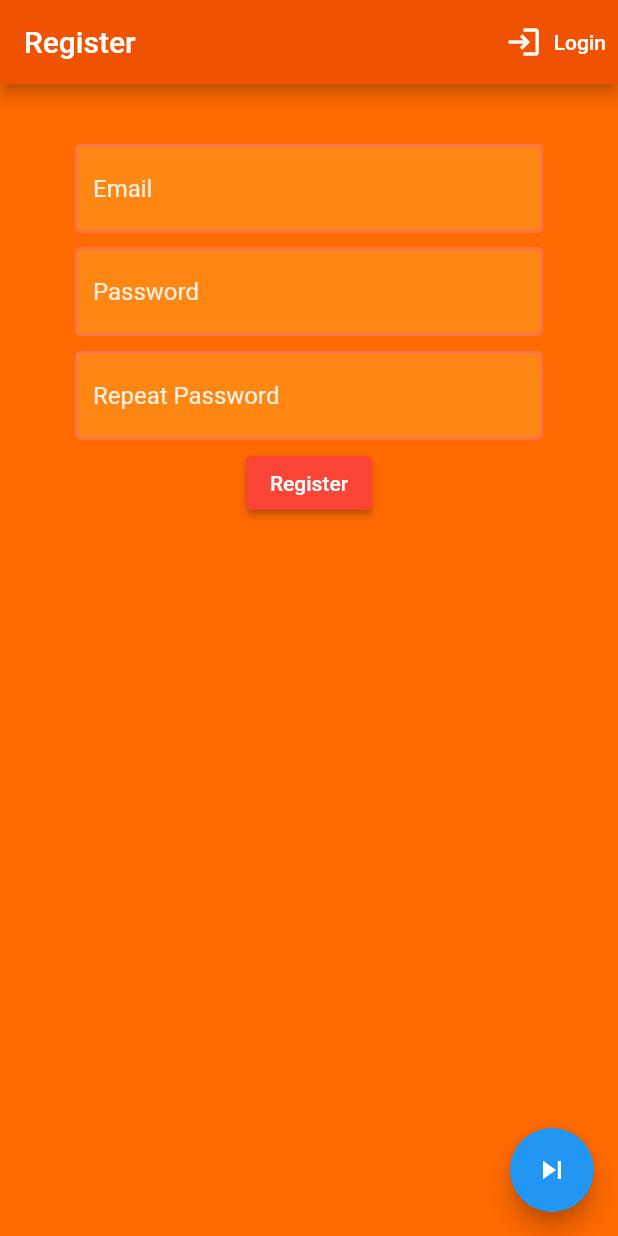
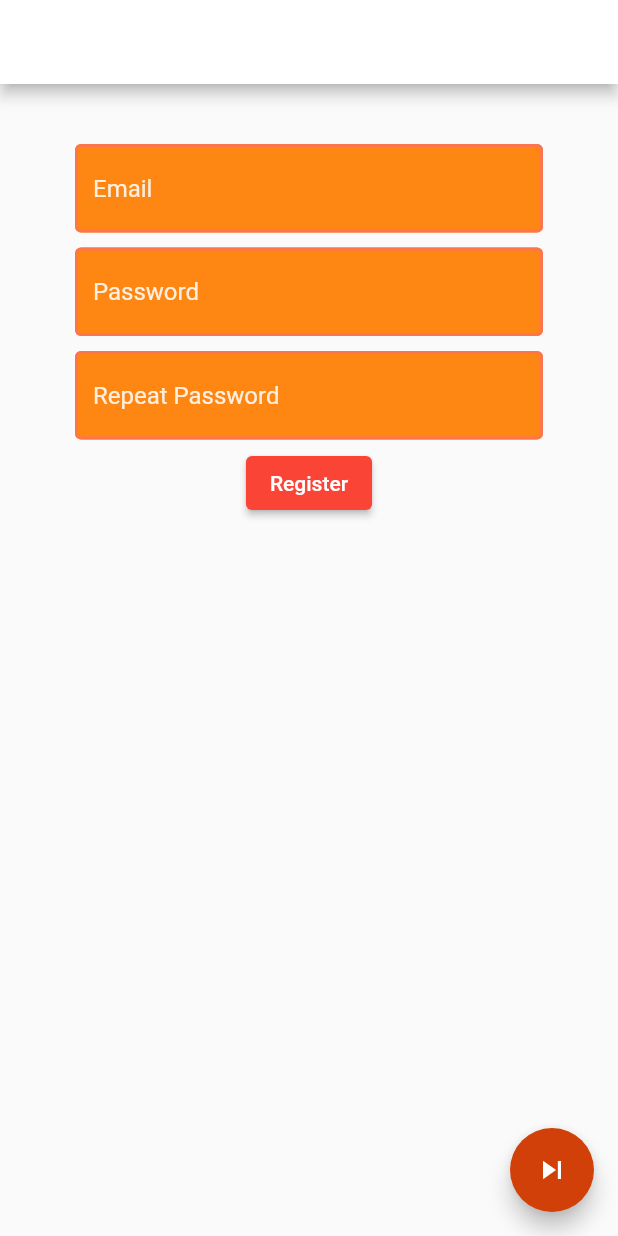
Before and after one commit to MasterCoookie/esp_app, a Flutter app: the screen it shows after launch, on a phone screen of 412 x 824 dp. Run offline on Flutter 3.47's test engine with Material 2 defaults, Android fonts, the phone set to English and light mode, and no system bars; our stand-ins replace flutter_spinkit, fluttertoast, permission_handler; missing offline and left inert: quick_blue; accounts and stored records are empty.

Commit message:
ColorScheme attempt

```diff
--- a/lib/main.dart
+++ b/lib/main.dart
@@ -27,7 +27,19 @@ class MyApp extends StatelessWidget {
         },
       title: 'Curtain',
       theme: ThemeData(
-        primaryColor: Color(0xffFC9601),
+       colorScheme: ColorScheme(
+        primary: Colors.white,
+        brightness: Brightness.light,
+        secondary: Color(0xffD14009),
+        onError: Colors.white,
+        error: Colors.red,
+        onBackground: Color(0xffFFCC33),
+        background: Color(0xffFC9601),
+        surface: Color(0xffFFE484),
+        onSurface: Color(0xffFC9601),
+        onSecondary: Colors.white,
+        onPrimary: Colors.white,
+       )
       ),
       home: Wrapper(),
     );
--- a/lib/screens/auth/register.dart
+++ b/lib/screens/auth/register.dart
@@ -33,9 +33,7 @@ class _RegisterState extends State<Register> {
         },
         child: const Icon(Icons.skip_next)
       ),
-      backgroundColor: Color(colorPalette["secondary"]),
       appBar: AppBar(
-        backgroundColor: Color(colorPalette["primary"]),
         title: Text("Register"),
         //elevation: 0,
         actions: <Widget>[
--- a/lib/screens/home/home.dart
+++ b/lib/screens/home/home.dart
@@ -16,9 +16,7 @@ class _HomeState extends State<Home> {
   @override
   Widget build(BuildContext context) {
     return Scaffold(
-      backgroundColor: Color(colorPalette["secondary"]),
       appBar: AppBar(
-        backgroundColor: Color(colorPalette["primary"]),
         title: Text("Select your device"),
       ),
       body: FutureBuilder(
```
